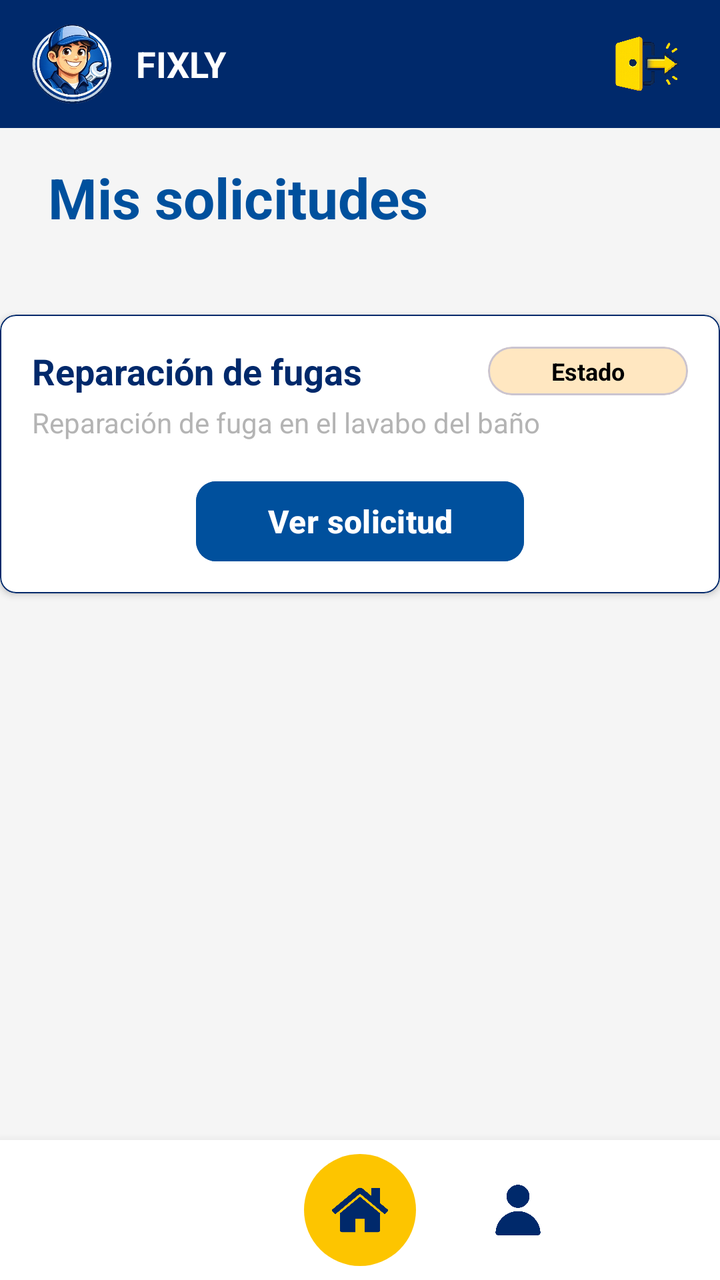
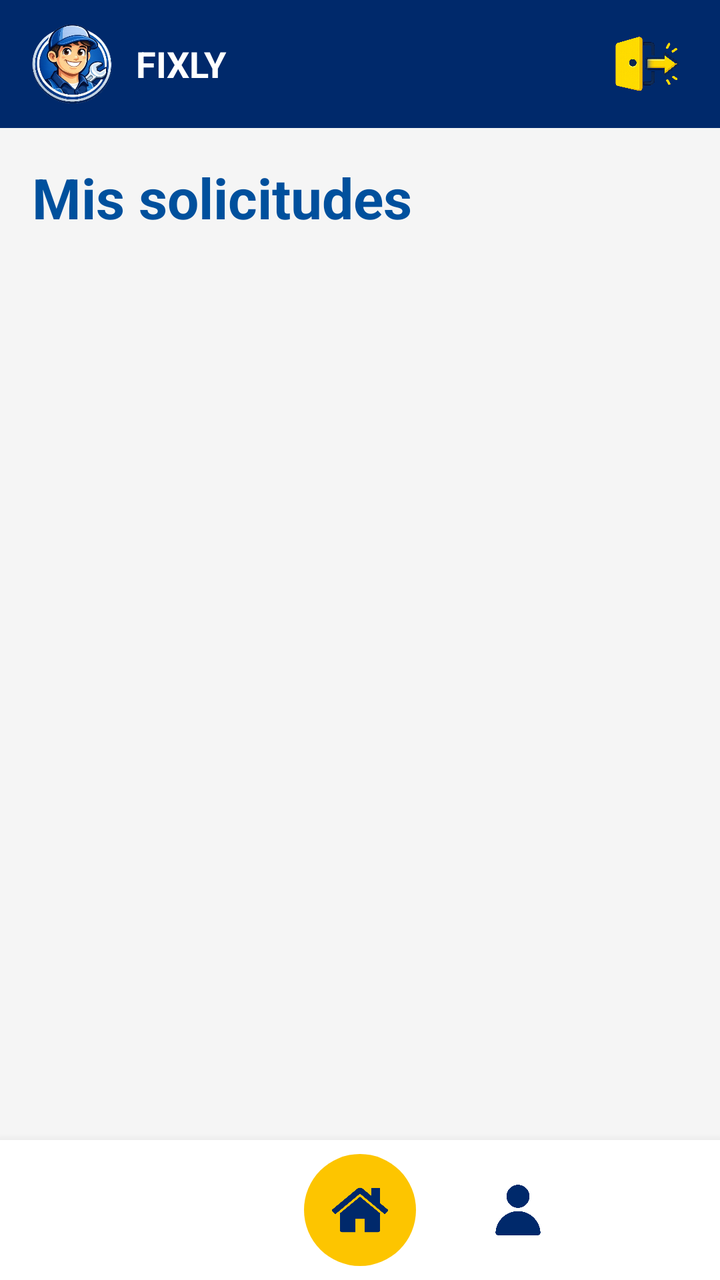

Two renders of the same Android screen: before a commit and after it. Below are the layout's source before the change and the commit's diff.
<!-- AndroidManifest.xml: application theme Theme.Fixly -->
<!-- res/layout/menu_solicitudes_proveedor.xml -->
<?xml version="1.0" encoding="utf-8"?>
<LinearLayout
    xmlns:android="http://schemas.android.com/apk/res/android"
    android:id="@+id/main"
    android:layout_width="match_parent"
    android:layout_height="match_parent"
    android:orientation="vertical"
    android:background="#F5F5F5">


    <include layout="@layout/header"/>


    <TextView
        android:id="@+id/texto_titulo_mis_solicitudes"
        android:layout_width="match_parent"
        android:layout_height="wrap_content"
        android:layout_marginTop="16dp"
        android:layout_marginBottom="32dp"
        android:paddingHorizontal="24dp"
        android:text="Mis solicitudes"
        android:textAlignment="textStart"
        android:textColor="@color/azul_medio_fixly"
        android:textSize="28sp"
        android:textStyle="bold" />

    <include layout="@layout/item_solicitud"/>

    <androidx.recyclerview.widget.RecyclerView
        android:id="@+id/recycler_mis_solicitudes"
        android:layout_width="match_parent"
        android:layout_height="0dp"
        android:layout_weight="1"
        android:paddingLeft="10dp"
        android:paddingRight="10dp"
        android:paddingTop="16dp"
        android:paddingBottom="16dp"
        android:clipToPadding="false"
        android:scrollbars="vertical"/>

    <include layout="@layout/bottom_nav_proveedor"/>

</LinearLayout>
<!-- res/layout/header.xml (included above) -->
<?xml version="1.0" encoding="utf-8"?>
<LinearLayout xmlns:android="http://schemas.android.com/apk/res/android"
    xmlns:app="http://schemas.android.com/apk/res-auto"
    android:id="@+id/header_container"
    android:layout_width="match_parent"
    android:layout_height="64dp"
    android:background="@color/azul_fixly"
    android:gravity="center_vertical"
    android:paddingHorizontal="16dp"
    android:orientation="horizontal">

    <ImageView
        android:layout_width="40dp"
        android:layout_height="40dp"
        android:scaleType="fitCenter"
        android:src="@drawable/logo" />

    <TextView
        android:layout_width="0dp"
        android:layout_height="wrap_content"
        android:layout_marginStart="12dp"
        android:layout_weight="1"
        android:text="FIXLY"
        android:textColor="@android:color/white"
        android:textSize="18sp"
        android:textStyle="bold" />

    <ImageView
        android:id="@+id/imageView"
        android:layout_width="40dp"
        android:layout_height="40dp"
        app:srcCompat="@drawable/ic_cerrar_sesion" />

</LinearLayout>
<!-- res/layout/item_solicitud.xml (included above) -->
<?xml version="1.0" encoding="utf-8"?>
<com.google.android.material.card.MaterialCardView
    xmlns:android="http://schemas.android.com/apk/res/android"
    xmlns:app="http://schemas.android.com/apk/res-auto"
    android:id="@+id/item_solicitud"
    android:layout_width="match_parent"
    android:layout_height="wrap_content"
    android:layout_marginHorizontal="0dp"
    android:layout_marginVertical="8dp"
    app:cardBackgroundColor="@android:color/white"
    app:cardCornerRadius="8dp"
    app:cardElevation="2dp"
    app:strokeColor="@color/azul_fixly"
    app:strokeWidth="0.5dp">

    <LinearLayout
        android:layout_width="match_parent"
        android:layout_height="wrap_content"
        android:orientation="vertical"
        android:padding="16dp">

        
        <LinearLayout
            android:layout_width="match_parent"
            android:layout_height="wrap_content"
            android:gravity="center_vertical"
            android:orientation="horizontal">

            <TextView
                android:id="@+id/texto_tipo_servicio_item_solicitud"
                android:layout_width="0dp"
                android:layout_height="wrap_content"
                android:layout_weight="1"
                android:text="Reparación de fugas"
                android:textColor="@color/azul_fixly"
                android:textSize="18sp"
                android:textStyle="bold" />

            
            <com.google.android.material.card.MaterialCardView
                android:id="@+id/card_estado_solicitud"
                android:layout_width="100dp"
                android:layout_height="wrap_content"
                app:cardBackgroundColor="#FFE7C1"
                app:cardCornerRadius="12dp"
                app:cardElevation="0dp">

                <TextView
                    android:id="@+id/texto_estado_item_solicitud"
                    android:layout_width="match_parent"
                    android:layout_height="wrap_content"
                    android:paddingHorizontal="12dp"
                    android:paddingVertical="4dp"
                    android:text="Estado"
                    android:textAlignment="center"
                    android:textColor="@android:color/black"
                    android:textSize="12sp"
                    android:textStyle="bold" />
            </com.google.android.material.card.MaterialCardView>
        </LinearLayout>

        
        <TextView
            android:id="@+id/texto_descripcion_item_solicitud"
            android:layout_width="match_parent"
            android:layout_height="wrap_content"
            android:layout_marginTop="4dp"
            android:ellipsize="end"
            android:maxLines="2"
            android:text="Reparación de fuga en el lavabo del baño"
            android:textColor="@color/gris_texto"
            android:textSize="14sp" />

        
        <LinearLayout
            android:layout_width="match_parent"
            android:layout_height="wrap_content"
            android:layout_marginTop="20dp"
            android:gravity="center"
            android:weightSum="1">

            <com.google.android.material.button.MaterialButton
                android:id="@+id/boton_guardar_cambiar_contrasena"
                android:layout_width="0dp"
                android:layout_height="40dp"
                android:layout_weight="0.5"
                android:backgroundTint="@color/azul_medio_fixly"
                android:insetTop="0dp"
                android:insetBottom="0dp"
                android:text="Ver solicitud"
                android:textAllCaps="false"
                android:textColor="@color/white"
                android:textSize="16sp"
                android:textStyle="bold"
                app:cornerRadius="10dp" />
        </LinearLayout>

    </LinearLayout>

</com.google.android.material.card.MaterialCardView>
<!-- res/layout/bottom_nav_proveedor.xml (included above) -->
<?xml version="1.0" encoding="utf-8"?>
<LinearLayout xmlns:android="http://schemas.android.com/apk/res/android"
    xmlns:app="http://schemas.android.com/apk/res-auto"
    android:id="@+id/bottom_container"
    android:layout_width="match_parent"
    android:layout_height="70dp"
    android:background="@android:color/white"
    android:elevation="8dp"
    android:gravity="center"
    android:orientation="horizontal">

    <ImageView
        android:id="@+id/historial_barra_navegacion"
        android:layout_width="30dp"
        android:layout_height="30dp"
        android:tint="#00296b" />

    <FrameLayout
        android:id="@+id/home_barra_navegacion"
        android:layout_width="56dp"
        android:layout_height="56dp"
        android:layout_marginHorizontal="36dp"
        android:background="@drawable/bg_home">

        <ImageView
            android:layout_width="28dp"
            android:layout_height="28dp"
            android:layout_gravity="center"
            android:src="@drawable/icono_home"
            app:tint="#00296b" />
    </FrameLayout>

    <ImageView
        android:id="@+id/perfil_barra_navegacion"
        android:layout_width="30dp"
        android:layout_height="30dp"
        android:src="@drawable/icono_usuario"
        app:tint="#00296b" />

</LinearLayout>
<!-- resources referenced by this layout -->
<resources>
  <color name="azul_fixly">#00296b</color>
  <color name="azul_medio_fixly">#00509d</color>
  <color name="gris_texto">#b4b4b4</color>
  <color name="white">#FFFFFFFF</color>
  <!-- drawable bg_home (drawable) -->
  <?xml version="1.0" encoding="utf-8"?>
  <shape xmlns:android="http://schemas.android.com/apk/res/android"
      android:shape="oval">
      <solid android:color="#fdc500"/>
  </shape>
  <!-- drawable ic_cerrar_sesion: png bitmap (drawable, 236120 bytes) -->
  <!-- drawable icono_home: png bitmap (drawable, 9640 bytes) -->
  <!-- drawable icono_usuario: png bitmap (drawable, 6687 bytes) -->
  <!-- drawable logo: png bitmap (drawable, 142083 bytes) -->
  <style name="Theme.Fixly" parent="Base.Theme.Fixly" />
  <style name="Base.Theme.Fixly" parent="Theme.Material3.DayNight.NoActionBar">
          
          
      </style>
</resources>

<!-- the commit's change to res/layout/menu_solicitudes_proveedor.xml (unified diff, before → after) -->
@@ -11,32 +11,32 @@
     <include layout="@layout/header"/>
 
 
-    <TextView
-        android:id="@+id/texto_titulo_mis_solicitudes"
-        android:layout_width="match_parent"
-        android:layout_height="wrap_content"
-        android:layout_marginTop="16dp"
-        android:layout_marginBottom="32dp"
-        android:paddingHorizontal="24dp"
-        android:text="Mis solicitudes"
-        android:textAlignment="textStart"
-        android:textColor="@color/azul_medio_fixly"
-        android:textSize="28sp"
-        android:textStyle="bold" />
-
-    <include layout="@layout/item_solicitud"/>
-
-    <androidx.recyclerview.widget.RecyclerView
-        android:id="@+id/recycler_mis_solicitudes"
+    <LinearLayout
         android:layout_width="match_parent"
         android:layout_height="0dp"
         android:layout_weight="1"
-        android:paddingLeft="10dp"
-        android:paddingRight="10dp"
-        android:paddingTop="16dp"
-        android:paddingBottom="16dp"
-        android:clipToPadding="false"
-        android:scrollbars="vertical"/>
+        android:orientation="vertical"
+        android:paddingHorizontal="16dp">
+
+        <TextView
+            android:layout_width="match_parent"
+            android:layout_height="wrap_content"
+            android:layout_marginTop="16dp"
+            android:layout_marginBottom="16dp"
+            android:text="Mis solicitudes"
+            android:textAlignment="textStart"
+            android:textColor="@color/azul_medio_fixly"
+            android:textSize="28sp"
+            android:textStyle="bold" />
+
+        <androidx.recyclerview.widget.RecyclerView
+            android:id="@+id/recycler_historial_solicitudes"
+            android:layout_width="match_parent"
+            android:layout_height="match_parent"
+            android:clipToPadding="false"
+            android:paddingBottom="16dp" />
+
+    </LinearLayout>
 
     <include layout="@layout/bottom_nav_proveedor"/>
 
@@ -76,107 +76,6 @@
         app:srcCompat="@drawable/ic_cerrar_sesion" />
 
 </LinearLayout>
-<!-- res/layout/item_solicitud.xml (included above) -->
-<?xml version="1.0" encoding="utf-8"?>
-<com.google.android.material.card.MaterialCardView
-    xmlns:android="http://schemas.android.com/apk/res/android"
-    xmlns:app="http://schemas.android.com/apk/res-auto"
-    android:id="@+id/item_solicitud"
-    android:layout_width="match_parent"
-    android:layout_height="wrap_content"
-    android:layout_marginHorizontal="0dp"
-    android:layout_marginVertical="8dp"
-    app:cardBackgroundColor="@android:color/white"
-    app:cardCornerRadius="8dp"
-    app:cardElevation="2dp"
-    app:strokeColor="@color/azul_fixly"
-    app:strokeWidth="0.5dp">
-
-    <LinearLayout
-        android:layout_width="match_parent"
-        android:layout_height="wrap_content"
-        android:orientation="vertical"
-        android:padding="16dp">
-
-        
-        <LinearLayout
-            android:layout_width="match_parent"
-            android:layout_height="wrap_content"
-            android:gravity="center_vertical"
-            android:orientation="horizontal">
-
-            <TextView
-                android:id="@+id/texto_tipo_servicio_item_solicitud"
-                android:layout_width="0dp"
-                android:layout_height="wrap_content"
-                android:layout_weight="1"
-                android:text="Reparación de fugas"
-                android:textColor="@color/azul_fixly"
-                android:textSize="18sp"
-                android:textStyle="bold" />
-
-            
-            <com.google.android.material.card.MaterialCardView
-                android:id="@+id/card_estado_solicitud"
-                android:layout_width="100dp"
-                android:layout_height="wrap_content"
-                app:cardBackgroundColor="#FFE7C1"
-                app:cardCornerRadius="12dp"
-                app:cardElevation="0dp">
-
-                <TextView
-                    android:id="@+id/texto_estado_item_solicitud"
-                    android:layout_width="match_parent"
-                    android:layout_height="wrap_content"
-                    android:paddingHorizontal="12dp"
-                    android:paddingVertical="4dp"
-                    android:text="Estado"
-                    android:textAlignment="center"
-                    android:textColor="@android:color/black"
-                    android:textSize="12sp"
-                    android:textStyle="bold" />
-            </com.google.android.material.card.MaterialCardView>
-        </LinearLayout>
-
-        
-        <TextView
-            android:id="@+id/texto_descripcion_item_solicitud"
-            android:layout_width="match_parent"
-            android:layout_height="wrap_content"
-            android:layout_marginTop="4dp"
-            android:ellipsize="end"
-            android:maxLines="2"
-            android:text="Reparación de fuga en el lavabo del baño"
-            android:textColor="@color/gris_texto"
-            android:textSize="14sp" />
-
-        
-        <LinearLayout
-            android:layout_width="match_parent"
-            android:layout_height="wrap_content"
-            android:layout_marginTop="20dp"
-            android:gravity="center"
-            android:weightSum="1">
-
-            <com.google.android.material.button.MaterialButton
-                android:id="@+id/boton_guardar_cambiar_contrasena"
-                android:layout_width="0dp"
-                android:layout_height="40dp"
-                android:layout_weight="0.5"
-                android:backgroundTint="@color/azul_medio_fixly"
-                android:insetTop="0dp"
-                android:insetBottom="0dp"
-                android:text="Ver solicitud"
-                android:textAllCaps="false"
-                android:textColor="@color/white"
-                android:textSize="16sp"
-                android:textStyle="bold"
-                app:cornerRadius="10dp" />
-        </LinearLayout>
-
-    </LinearLayout>
-
-</com.google.android.material.card.MaterialCardView>
 <!-- res/layout/bottom_nav_proveedor.xml (included above) -->
 <?xml version="1.0" encoding="utf-8"?>
 <LinearLayout xmlns:android="http://schemas.android.com/apk/res/android"
<!-- resource entries referenced after the edit -->
@@ -2,8 +2,6 @@
 <resources>
   <color name="azul_fixly">#00296b</color>
   <color name="azul_medio_fixly">#00509d</color>
-  <color name="gris_texto">#b4b4b4</color>
-  <color name="white">#FFFFFFFF</color>
   <!-- drawable bg_home (drawable) -->
   <?xml version="1.0" encoding="utf-8"?>
   <shape xmlns:android="http://schemas.android.com/apk/res/android"
